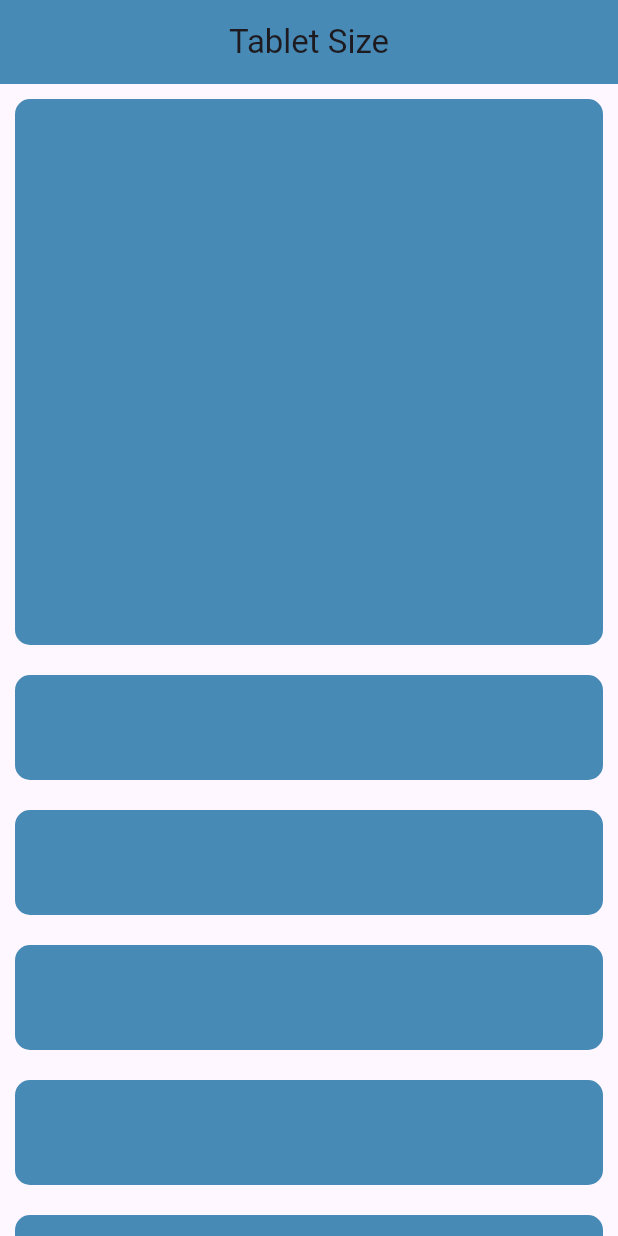
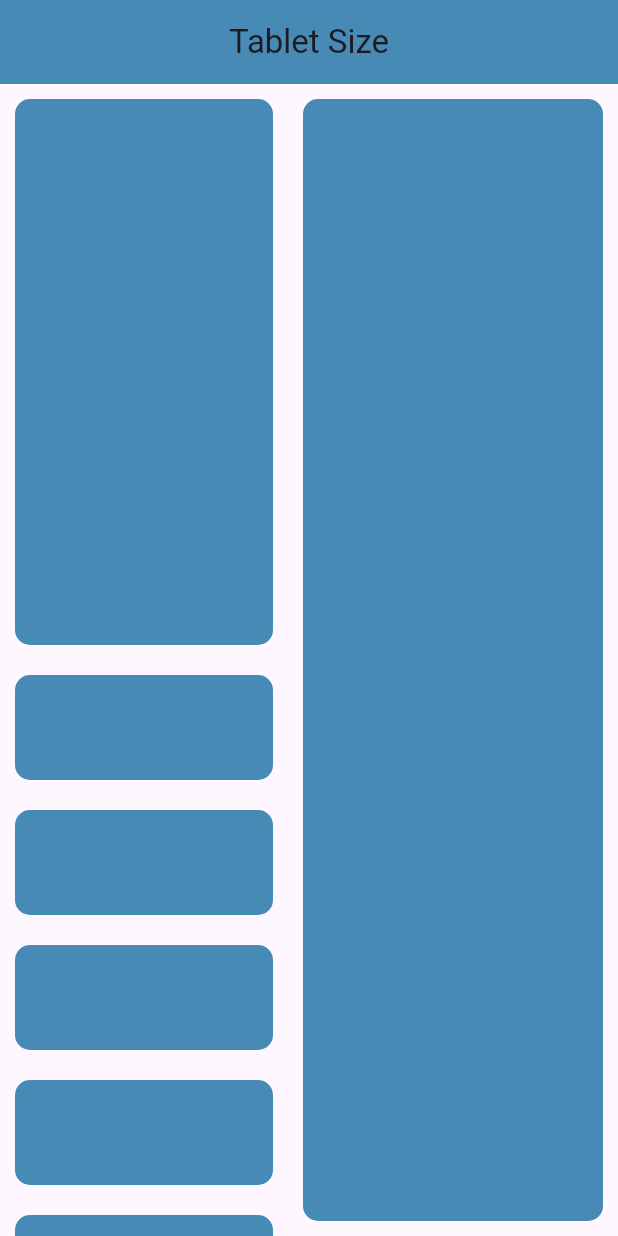
Before and after one commit to arsham-aazami/first_responsive_app, a Flutter app: the tabletSize screen opened directly, on a phone screen of 412 x 824 dp. Run offline on Flutter 3.47's test engine with Material 2 defaults, Android fonts, the phone set to English and light mode, and no system bars.

Commit message:
Applying the last changes to the container

```diff
--- a/lib/responsive/tablet_size.dart
+++ b/lib/responsive/tablet_size.dart
@@ -11,7 +11,10 @@ class tabletSize extends StatelessWidget {
         centerTitle: true,
         backgroundColor: const Color.fromARGB(205, 28, 112, 164),
       ),
-      body: Column(children: [
+      body: Row(
+        children: [
+          Expanded(
+            child: Column(children: [
               Expanded(
                 child: Padding(
                   padding: const EdgeInsets.all(10),
@@ -44,6 +47,18 @@ class tabletSize extends StatelessWidget {
                 ),
               )
             ]),
+          ),
+          Padding(
+            padding: EdgeInsets.all(10),
+            child: Container(
+              decoration: BoxDecoration(
+                  color: const Color.fromARGB(205, 28, 112, 164),
+                  borderRadius: BorderRadius.circular(10)),
+              width: 200,
+            ),
+          )
+        ],
+      ),
     );
   }
 }
```
Lines whose indentation alone changed are shown as unchanged.
